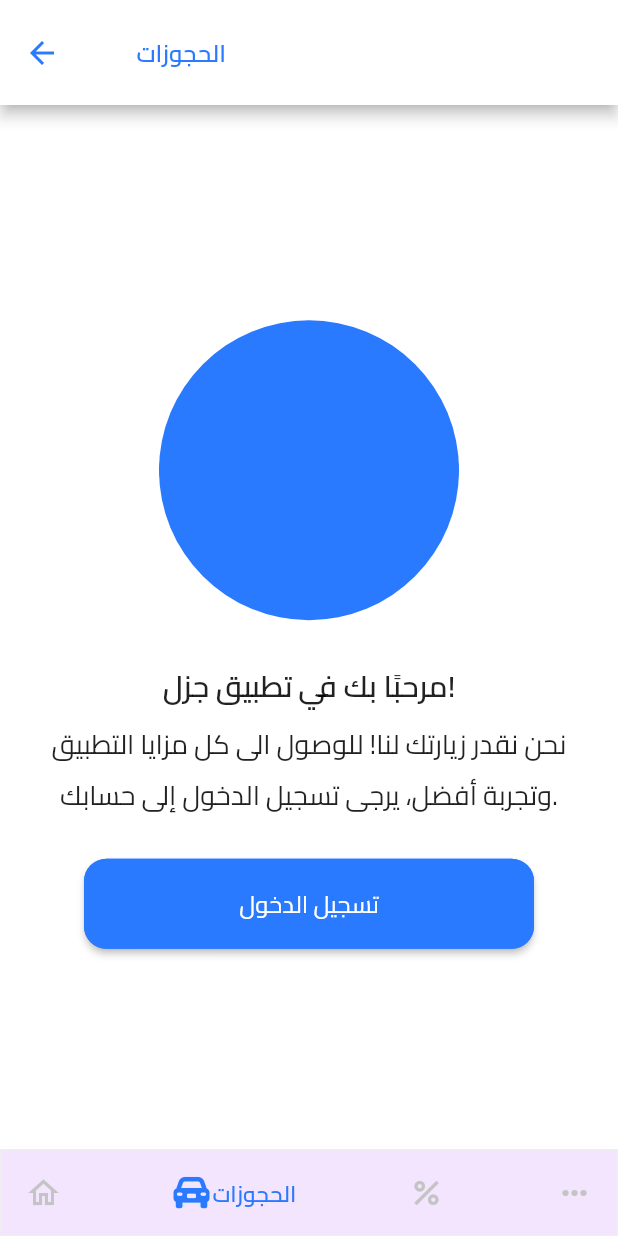
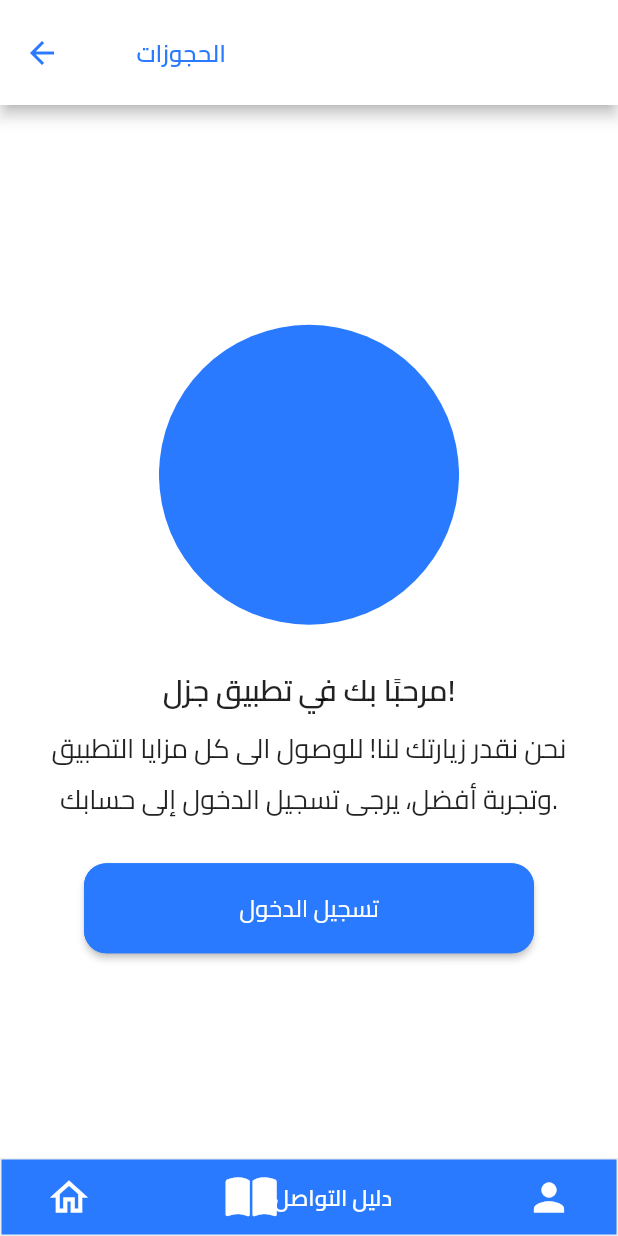
Before and after one commit to mohammedhossam95/cood, a Flutter app: the MainPage screen opened by its route, item 2 of the bottom bar chosen, on a phone screen of 412 x 824 dp. Run offline on Flutter 3.47's test engine with Material 3 defaults, Android fonts, the phone set to English and light mode, and no system bars; drawn by our look-alikes of google_nav_bar; our stand-ins replace auto_size_text, badges, bloc, cached_network_image, calendar_date_picker2, carousel_slider and 28 more; missing offline and left inert: flutter_date_range_picker, phone_numbers_parser, store_redirect, widget_to_marker; accounts and stored records are empty; network calls fail; project files that could hold a hidden picture were left out.

Commit message:
tap Bar Icons

```diff
--- a/lang/ar.json
+++ b/lang/ar.json
@@ -780,12 +780,12 @@
   "modifyPassword": "تعديل كلمة المرور",
   "saveNewPassword": "حفظ كلمة المرور الجديدة",
   "savedNewPassword": "تم حفظ كلمة المرور الجديدة بنجاح!",
-  "otpSuccess":"تـم بنجـاح!",
-  "otpVerified":"لقد تم التحقق من OTP",
-  "continueButton":"الاستمرار",
-  "otpFailed":"الرمز خاطئ!!",
-  "otpincorrect":"الرمز الذي أدخلته غير صحيح! يرجى المحاولة مرة أخرى.",
-  "trtAgain":"اعد المحاولة",
+  "otpSuccess": "تـم بنجـاح!",
+  "otpVerified": "لقد تم التحقق من OTP",
+  "continueButton": "الاستمرار",
+  "otpFailed": "الرمز خاطئ!!",
+  "otpincorrect": "الرمز الذي أدخلته غير صحيح! يرجى المحاولة مرة أخرى.",
+  "trtAgain": "اعد المحاولة",
   "---------- register screen ---------------": "",
   "welcomphrase": "تسجيل حساب جديد",
   "enterAcountInformation": "قم بأدخال بيانات حسابك",
@@ -795,7 +795,10 @@
   "createAccount": "إنشاء حساب",
   "abstract": "الملخص",
   "terms": "الشروط",
-  "acceptButton":"قبول",
-  "dejectButton":"رفض",
+  "acceptButton": "قبول",
+  "dejectButton": "رفض",
+  "---------- home screen ---------------": "",
+  "tapBarItemCommunicationGuide": "دليل التواصل",
+  "tapBarItemMyAccount": "حسابي",
   "": ""
 }
--- a/lang/en.json
+++ b/lang/en.json
@@ -792,5 +792,8 @@
   "terms": "Terms",
   "acceptButton": "Accept",
   "dejectButton": "Reject",
+  "---------- home screen ---------------": "",
+  "tapBarItemCommunicationGuide": "Communication Guide",
+  "tapBarItemMyAccount": "My Account",
   "": ""
 }
--- a/lib/core/utils/values/img_manager.dart
+++ b/lib/core/utils/values/img_manager.dart
@@ -10,4 +10,5 @@ class ImageAssets {
       'assets/images/otp_success.png';
   static const String otpFailed =
       'assets/images/otp_failed.png';
+
 }
--- a/lib/features/tabbar/presentation/screens/main_page.dart
+++ b/lib/features/tabbar/presentation/screens/main_page.dart
@@ -91,38 +91,38 @@ class _MainPageState extends State<MainPage> {
                 : null,
             bottomNavigationBar: Container(
               decoration: BoxDecoration(
-                  color: const Color(0xffF4E5FF),
+                  color: colors.main,
                   border: Border.all(width: 1, color: Colors.grey[200]!)),
               child: GNav(
                 selectedIndex: state.index,
                 onTabChange: (index) => context
                     .read<BottomNavBarCubit>()
                     .changeCurrentScreen(index: index),
-                textSize: 14.sp,
-                color: const Color(0xffC4C4C4),
+                textSize: 20.sp,
+                color: Colors.white,
+
                 gap: 2.r,
-                activeColor: colors.main,
+                activeColor: Colors.white,
                 // tabBackgroundColor: colors.main,
-                padding: EdgeInsets.symmetric(horizontal: 16.r, vertical: 14.r),
+                padding: EdgeInsets.symmetric(horizontal: 30.w, vertical: 10.h),
                 style: GnavStyle.oldSchool,
                 // navigation bar padding
                 tabs: [
                   GButton(
                     icon: Icons.home_outlined,
                     text: Strings.home,
+                    iconSize: 30.r,
                   ),
                   GButton(
-                    icon: FontAwesomeIcons.carRear,
-                    text: 'bookings'.tr,
+                    icon: FontAwesomeIcons.bookOpen,
+                    text: 'tapBarItemCommunicationGuide'.tr,
+                    iconSize: 30.r,
                   ),
                   GButton(
-                    icon: Icons.percent,
-                    text: 'offers'.tr,
+                    icon: Icons.person,
+                    text: 'tapBarItemMyAccount'.tr,
+                    iconSize: 30.r,
                   ),
-                  GButton(
-                    icon: Icons.more_horiz,
-                    text: 'more'.tr,
-                  )
                 ],
               ),
             ),
```
Also changed, not shown: assets/images/Communication Guide.png (added).
